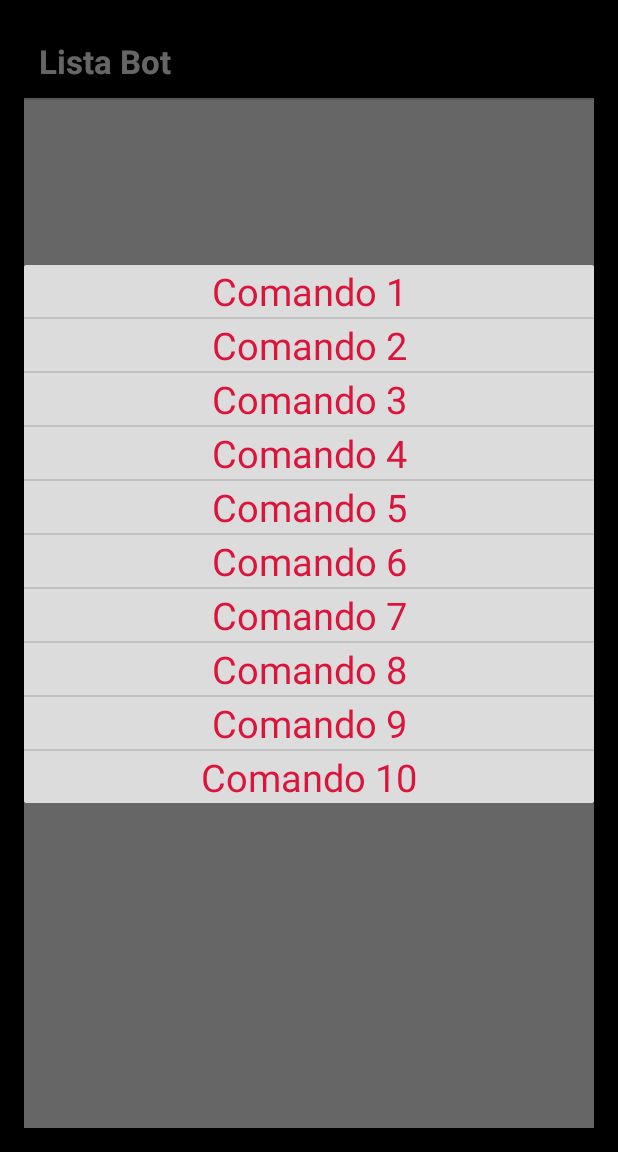
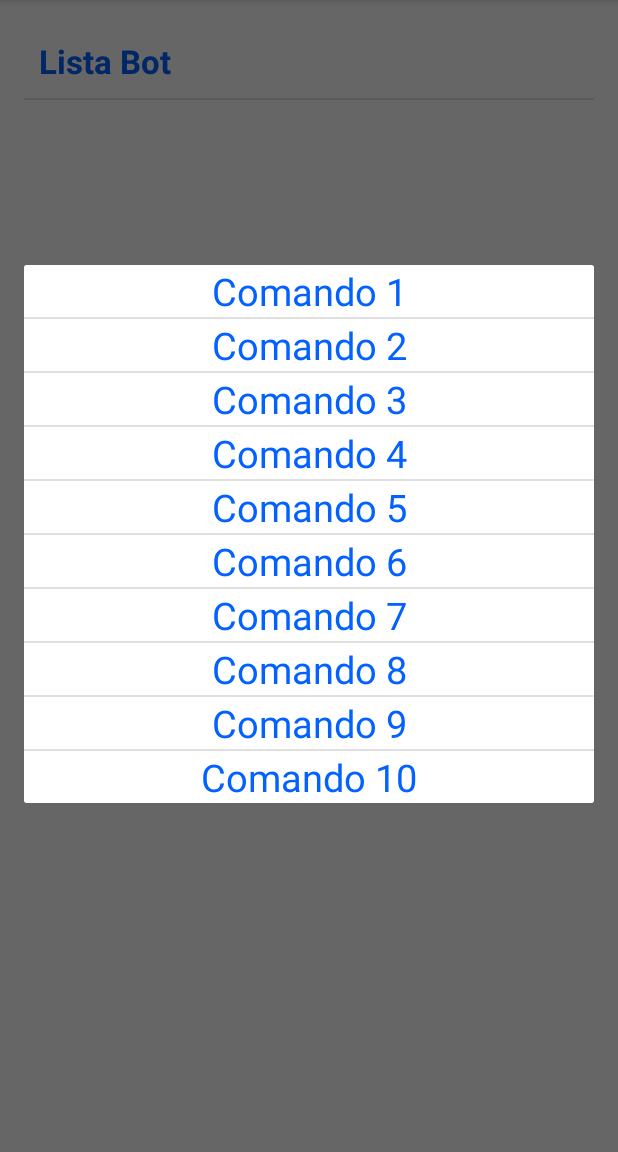
Before and after one commit to ToniPagliaro/BotChain, an Android app: the BotListActivity screen opened directly, with no data from a screen before it, after a tap on "Lista Bot", on a phone screen of 412 x 824 dp, the part 84-1236 px from its top. Run offline under Robolectric (Android 15) with nearby library versions, the phone set to English and light mode, and no system bars; libraries missing offline, so code that uses them is left out: org.bitcoinj.core, org.bitcoinj.script, org.bitcoinj.wallet; 1 statement that could not run was skipped.

Commit message:
Gestione dell'invio del comando ping dal button ( dovrà essere fatto prima ) e della ricezione della risposta ping_ok dal bot. Problema: l'indirizzo ricevuto non è quello del bot che invia la risposta. Modifiche dei colori nei layout della lista bot e dei comandi

```diff
--- a/app/src/main/java/com/example/tonipagliaro/botchain/ApplicationState.java
+++ b/app/src/main/java/com/example/tonipagliaro/botchain/ApplicationState.java
@@ -60,8 +60,8 @@ public class ApplicationState extends Application {
     public void onCreate() {
         super.onCreate();
 
-        Address luca =new Address(params,"moGdMJ2oBeZLpuhhCdSaNStvjiidS6m25g");
-       Address peppe=new Address(params,"mmWoN5spSa1Fe2MRE9cYbiN2g6yPF3LwxV");
+        Address luca =new Address(params,"mz1wuR4xJftvgjpZDMJqrXx3hASY3z49xr");
+       Address peppe=new Address(params,"myBS9Nu24V5PKzKxCRpKYSpUEaKdcdUxTq");
         indirizzi.add(luca.toString());
         indirizzi.add(peppe.toString());
 
--- a/app/src/main/java/com/example/tonipagliaro/botchain/BotListActivity.java
+++ b/app/src/main/java/com/example/tonipagliaro/botchain/BotListActivity.java
@@ -2,14 +2,27 @@ package com.example.tonipagliaro.botchain;
 
 import android.os.Bundle;
 import android.support.v7.app.AppCompatActivity;
+import android.util.Log;
 import android.view.Menu;
 import android.view.MenuItem;
 
+import org.bitcoinj.core.Address;
+import org.bitcoinj.core.Coin;
+import org.bitcoinj.core.Transaction;
+import org.bitcoinj.core.TransactionOutput;
+import org.bitcoinj.script.Script;
+import org.bitcoinj.wallet.Wallet;
+import org.bitcoinj.wallet.listeners.WalletCoinsReceivedEventListener;
+
 import java.util.ArrayList;
+import java.util.List;
 
 public class BotListActivity extends AppCompatActivity {
     ArrayList<String> indirizzi=new ArrayList<String>();
-    ApplicationState appState;
+    static ArrayList<String> indirizziAttivi=new ArrayList<String>();
+
+
+    static ApplicationState appState;
     @Override
     protected void onCreate(Bundle savedInstanceState) {
         super.onCreate(savedInstanceState);
@@ -18,25 +31,68 @@ public class BotListActivity extends AppCompatActivity {
 
         appState = (ApplicationState) getApplication();
 
-       // String a="jakhaklfha";
-        //String b="djfhakjfhkahfkl";
         indirizzi=appState.indirizzi;
 
+        appState.wallet.addCoinsReceivedEventListener(new WalletCoinsReceivedEventListener() {
+            @Override
+            public void onCoinsReceived(Wallet wallet, Transaction tx, Coin prevBalance, Coin newBalance) {
+                Coin value=tx.getValueSentToMe(wallet);
+                try {
+                   String message= readOpReturn(tx);
 
-       // indirizzi.add(a);
-        //indirizzi.add(b);
 
-/*        Bundle bundle=new Bundle();
-        bundle.putStringArrayList("listaBot", indirizzi);
-        for(String s : indirizzi)
-            Log.e("Bot ListActivity indirizzi",s.toString());
+                    for(String s : indirizziAttivi)
+                        Log.d("App","indirizzo attivo   "+s);
 
-        BotListActivityFragment bf=new BotListActivityFragment();
-        bf.setArguments(bundle);
-*/
+
+                } catch (Exception e) {
+                    e.printStackTrace();
+                }
+            }
+        });
+
+
 
         setContentView(R.layout.activity_bot_list);
     }
+
+
+
+    public static String readOpReturn(Transaction tx) throws Exception {
+        List<TransactionOutput> ti = tx.getOutputs();
+        String mess="";
+        Address from = null;
+        for (TransactionOutput t : ti) {
+            Script script = t.getScriptPubKey();
+
+            //prelievo dell'indirizzo
+            if (t.getAddressFromP2PKHScript(appState.wallet.getParams()) != null) {
+                from = t.getAddressFromP2PKHScript(appState.wallet.getParams());
+            }
+
+
+            if (script.isOpReturn()) {
+                byte[] message = new byte[script.getProgram().length-2];
+
+                System.arraycopy(script.getProgram(), 2, message, 0, script.getProgram().length - 2);
+
+                 mess = new String(message);
+                Log.d("App","Op_return   "+mess);
+
+            }
+            switch(mess) {
+                case "ping_ok":
+                    indirizziAttivi.add(from.toString());
+
+            }
+
+        }
+        return mess;
+    }
+
+    /*la gestione della risposta dal bot deve essere fatta in readOpReturn o in OnCoinsReceived ???
+    in onCOinsReceived non è visibile l'indirizzo del bot che ha inviato la risposta a meno che non viene restituita da readOpReturn insieme al valore del messaggio
+     */
 
 public ArrayList<String> getIndirizzi(){
     return indirizzi;
--- a/app/src/main/java/com/example/tonipagliaro/botchain/MainActivity.java
+++ b/app/src/main/java/com/example/tonipagliaro/botchain/MainActivity.java
@@ -128,7 +128,7 @@ public class MainActivity extends AppCompatActivity {
                         broadcastList.add(toLuca);
                         broadcastList.add(toPeppe);
 
-                        sendCommand("ciao ktm", broadcastList);
+                        sendCommand("ping", broadcastList);
                         Intent intent = new Intent(MainActivity.this, BotListActivity.class);
 
                         startActivity(intent);
@@ -142,6 +142,9 @@ public class MainActivity extends AppCompatActivity {
 
 
         }
+
+
+
 
 
         public  String sendCommand(String command, Address botAddress) throws Exception {
--- a/app/src/main/res/layout/activity_main.xml
+++ b/app/src/main/res/layout/activity_main.xml
@@ -27,6 +27,7 @@
     <Button
         android:id="@+id/button"
         android:text="Lista Bot"
+        android:textColor="#fff"
         xmlns:android="http://schemas.android.com/apk/res/android"
         android:layout_height="30sp"
         android:layout_width="30sp"
@@ -36,7 +37,8 @@
         android:layout_alignRight="@+id/imageView"
         android:layout_alignEnd="@+id/imageView"
         android:layout_alignParentLeft="true"
-        android:layout_alignParentStart="true" />
+        android:layout_alignParentStart="true"
+        android:background="#0361ff" />
 
     <TextView
         android:layout_width="wrap_content"
--- a/app/src/main/res/layout/fragment_bot_list.xml
+++ b/app/src/main/res/layout/fragment_bot_list.xml
@@ -5,7 +5,7 @@
     android:paddingTop="@dimen/activity_vertical_margin"
     android:paddingBottom="@dimen/activity_vertical_margin"
     tools:context="com.example.tonipagliaro.botchain.BotListActivityFragment"
-    android:background="@color/primary_dark_material_dark">
+    android:background="#ffffff">
 
  <ListView
      android:id="@+id/listView_bot"
--- a/app/src/main/res/layout/header_list.xml
+++ b/app/src/main/res/layout/header_list.xml
@@ -10,8 +10,11 @@
         android:layout_alignParentBottom="true"
         android:textStyle="bold"
         android:textSize="22dp"
-        android:textColor="#FFFFFF"
+        android:textAppearance="?android:attr/textAppearanceSmall"
+
+
         android:padding="10dp"
         android:text="Lista Bot"
-        android:background="@color/primary_dark_material_dark" />
+        android:background="#fff"
+        android:textColor="#0361ff" />
 </LinearLayout>
--- a/app/src/main/res/layout/item_comandi.xml
+++ b/app/src/main/res/layout/item_comandi.xml
@@ -7,7 +7,7 @@
         android:id="@+id/commandText"
         android:textSize="25sp"
         android:gravity="center"
-        android:textColor="#DC143C"
+        android:textColor="#0361ff"
         android:layout_width="match_parent"
         android:layout_height="match_parent" />
 
--- a/app/src/main/res/layout/popup_window.xml
+++ b/app/src/main/res/layout/popup_window.xml
@@ -5,7 +5,7 @@
 
     <ListView
         android:id="@+id/list_comandi"
-        android:background="#DCDCDC"
+        android:background="#fff"
         android:layout_width="match_parent"
         android:layout_height="match_parent"></ListView>
 
```
Also changed, not shown: app/src/main/res/layout/list_item.xml (+4 -3 lines).
